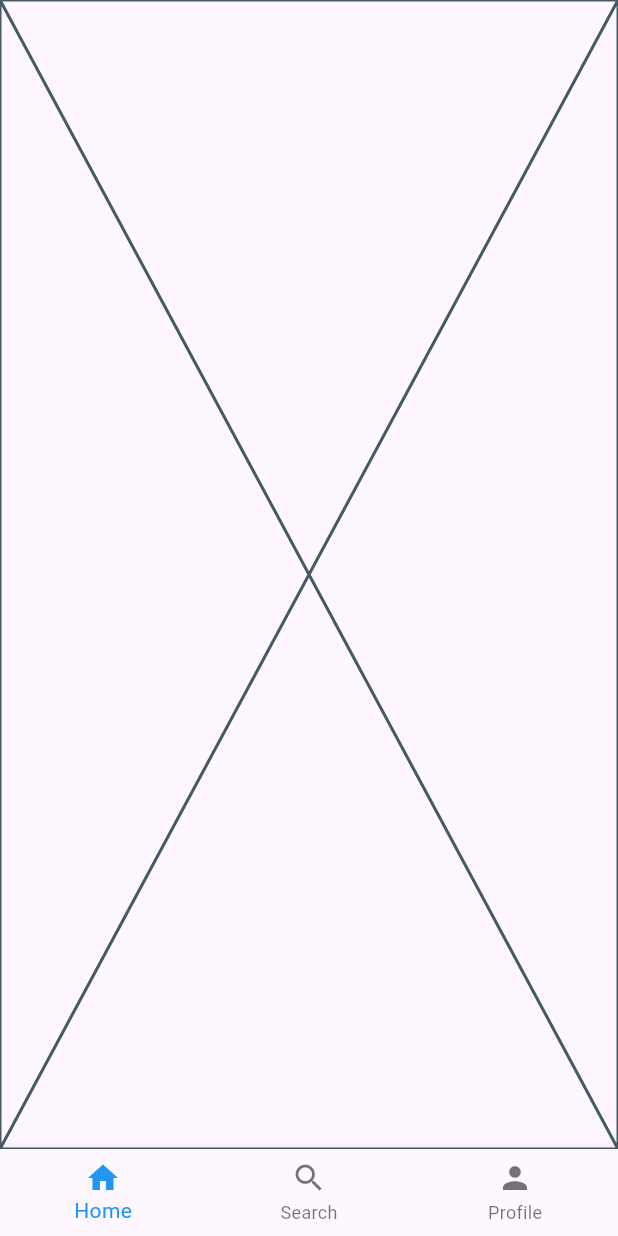
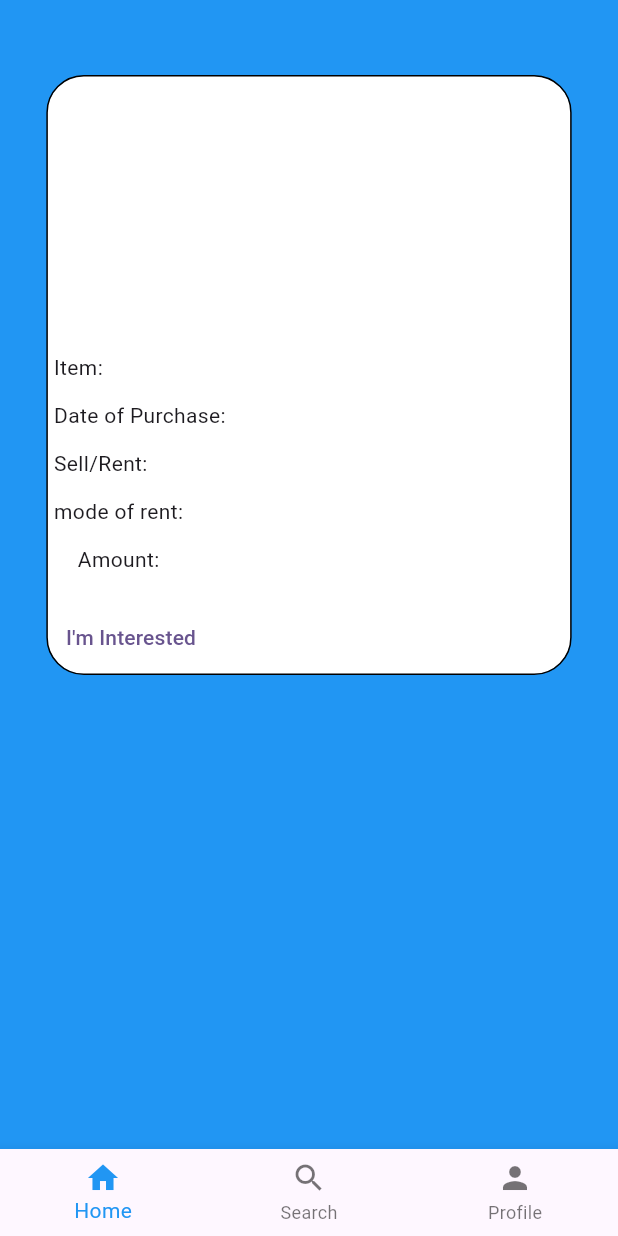
Before and after one commit to Arj303/ShopDeal, a Flutter app: the FeedPage screen opened directly, on a phone screen of 412 x 824 dp. Run offline on Flutter 3.47's test engine with Material 3 defaults, Android fonts, the phone set to English and light mode, and no system bars; our stand-ins replace cloud_firestore, firebase_auth, firebase_core, firebase_storage, image_picker; accounts and stored records are empty.

Commit message:
new update

```diff
--- a/lib/main.dart
+++ b/lib/main.dart
@@ -2,6 +2,7 @@ import 'package:buyrent/providers/post_providers.dart';
 import 'package:buyrent/providers/profile_providers.dart';
 import 'package:buyrent/screens/authentication/profileInfo.dart';
 import 'package:buyrent/screens/feed_pages/buypage.dart';
+import 'package:buyrent/screens/feed_pages/postpage.dart';
 import 'package:buyrent/screens/profile_pages/ProfilePage.dart';
 import 'package:buyrent/screens/profile_pages/editprofile.dart';
 import 'package:buyrent/screens/authentication/loginpage.dart';
@@ -56,7 +57,7 @@ class MyApp extends StatelessWidget {
         colorScheme: ColorScheme.fromSeed(seedColor: Colors.deepPurple),
         useMaterial3: true,
       ),
-      home: SellPage(),
+      home: LoginPage(),
     ));
   }
 }
--- a/lib/providers/post_providers.dart
+++ b/lib/providers/post_providers.dart
@@ -1,6 +1,11 @@
+import 'dart:core';
+
 import 'package:cloud_firestore/cloud_firestore.dart';
 import 'package:firebase_auth/firebase_auth.dart';
+import 'package:firebase_storage/firebase_storage.dart';
 import 'package:flutter/material.dart';
+import 'package:flutter/services.dart';
+import 'package:image_picker/image_picker.dart';
 
 class UserController1 extends ChangeNotifier {
 
@@ -12,20 +17,55 @@ class UserController1 extends ChangeNotifier {
    String? dop,
    String? sr,
    String? amount,
-   String? dor})async{
-    // final uid=FirebaseAuth.instance.currentUser!.uid;
-    // print("$name $dop $sr $amount $dor");
+   String dor="",
+   String? imgUrl})async{
+    final uid=FirebaseAuth.instance.currentUser!.uid;
     try{
-      await FirebaseFirestore.instance.collection("Post").add({
+      await FirebaseFirestore.instance.collection("Post").doc(uid).set({
       "name":name,
       "dop":dop,
       "sr":sr,
       "amount":amount,
       "dor":dor,
+        "imageURL":imgUrl
       });
     }
     catch(e){
       print(e);
     }
   }
+
+
+   String name='';
+   String dop='';
+   String sr='';
+   String amount='';
+   String dor='';
+   String imgUrl='';
+   Future fetchData1() async {
+
+     final userId = FirebaseAuth.instance.currentUser!.uid;
+     final docSnapshot = await FirebaseFirestore.instance.collection("Post")
+         .doc(userId)
+         .get();
+     if (docSnapshot.exists) {
+       Map<String, dynamic>? data = docSnapshot.data() as Map<String, dynamic>?;
+       name=data?["name"];
+       dop=data?["dop"];
+       sr=data?["sr"];
+       amount=data?["amount"];
+       dor=data?["dor"];
+       imgUrl=data?["imageURL"];
+
+
+       notifyListeners();
+       return data;
+     }
+   }
+
+
+
+
+
+
 }
--- a/lib/screens/feed_pages/buypage.dart
+++ b/lib/screens/feed_pages/buypage.dart
@@ -1,4 +1,9 @@
+
+import 'package:buyrent/screens/feed_pages/postpage.dart';
 import 'package:flutter/material.dart';
+import 'package:provider/provider.dart';
+
+import '../../providers/post_providers.dart';
 
 class BuyPage extends StatefulWidget {
   const BuyPage({super.key});
@@ -8,8 +13,49 @@ class BuyPage extends StatefulWidget {
 }
 
 class _BuyPageState extends State<BuyPage> {
+
+
+
+
   @override
   Widget build(BuildContext context) {
-    return const Placeholder();
+    return Scaffold(
+        body:
+        SingleChildScrollView(
+          child: Container(
+            color: Colors.blue,
+            height: MediaQuery.of(context).size.height - 50,
+            width: double.infinity,
+            child: Column(
+                children: [
+
+                    Padding(
+                      padding: const EdgeInsets.only(top: 50),
+                      child: Center(
+                        child: Container(
+                            decoration: BoxDecoration(
+                              borderRadius: BorderRadius.all(Radius.circular(25),),
+                              border: Border.all(color: Colors.black),
+                              color: Colors.white,
+
+
+                          ),
+                          width: MediaQuery.sizeOf(context).width*0.85,
+                            height: 400,
+
+                            child: PostPage(),
+                        ),
+                      ),
+                    ),
+
+                ],
+              ),
+            ),
+
+        ),
+
+
+      );
+
   }
 }
--- /dev/null
+++ b/lib/screens/feed_pages/postpage.dart
@@ -0,0 +1,117 @@
+// import 'package:cached_network_image/cached_network_image.dart';
+import 'package:buyrent/screens/chat_pages/chatpage.dart';
+import 'package:flutter/material.dart';
+import 'package:provider/provider.dart';
+
+import '../../providers/post_providers.dart';
+
+class PostPage extends StatefulWidget {
+  const PostPage({super.key});
+
+  @override
+  State<PostPage> createState() => _PostPageState();
+}
+
+class _PostPageState extends State<PostPage> {
+
+  @override
+
+
+
+  @override
+  Widget build(BuildContext context) {
+    final controller = Provider.of<UserController1>(context);
+    return Column(
+      mainAxisAlignment: MainAxisAlignment.end,
+      crossAxisAlignment: CrossAxisAlignment.start,
+
+            children: [
+             controller.imgUrl == ""
+                  ? SizedBox(
+                width: 8.0,
+              )
+                  : Image.network(controller.imgUrl!,height: 180,
+             width: 200,),
+
+              Padding(
+                padding: const EdgeInsets.all(4.0),
+                child: Text("Item: ${controller.name}"),
+              ),
+              SizedBox(height: 4),
+              Padding(
+                padding: const EdgeInsets.all(4.0),
+                child: Text("Date of Purchase: ${controller.dop}"),
+              ),
+              SizedBox(height: 4),
+              Padding(
+                padding: const EdgeInsets.all(4.0),
+                child: Text("Sell/Rent: ${controller.sr}"),
+              ),
+              SizedBox(height: 4),
+              controller.dop == "Rent" ?
+
+
+                    Container(
+                      child: Column(
+                        children:[
+                        Padding(
+                          padding: const EdgeInsets.all(4.0),
+                          child: Text("Amount: ${controller.amount}"),
+                        ),
+                        SizedBox(height: 4),
+                        ],
+                      ),
+                    )
+                  :
+
+
+                Container(
+                  child: Column(
+                    children:[
+
+
+
+                      Padding(
+                        padding: const EdgeInsets.all(4.0),
+                        child: Text("mode of rent: ${controller.dor}"),
+                      ),
+                      SizedBox(height: 4),
+                      Padding(
+                        padding: const EdgeInsets.all(4.0),
+                        child: Text("Amount: ${controller.amount}"),
+                      ),
+
+
+                      SizedBox(height: 4),
+                    ],
+                  ),
+                ),
+
+              SizedBox(height: 10,),
+
+              TextButton(
+                  onPressed: (){
+                    Navigator.pushReplacement(
+                      context,
+                      MaterialPageRoute(builder: (context) => ChatPage()),
+                    );
+                  },
+                  child: Text("I'm Interested")),
+
+
+
+
+
+
+
+
+
+
+
+            ],
+          );
+
+
+
+  }
+}
--- a/lib/screens/home/feed_home.dart
+++ b/lib/screens/home/feed_home.dart
@@ -4,6 +4,8 @@ import 'package:buyrent/screens/feed_pages/buypage.dart';
 import 'package:buyrent/screens/chat_pages/chatpage.dart';
 import 'package:flutter/material.dart';
 import 'package:provider/provider.dart';
+
+import '../../providers/post_providers.dart';
 
 class FeedPage extends StatefulWidget {
   const FeedPage({super.key});
@@ -14,6 +16,7 @@ class FeedPage extends StatefulWidget {
 
 class _FeedPageState extends State<FeedPage> {
   int _currentIndex = 0;
+
 
   final List<Widget> _screens = [
     BuyPage(),
@@ -29,8 +32,13 @@ class _FeedPageState extends State<FeedPage> {
 @override
   void initState() {
     Provider.of<UserController>(context,listen: false).fetchData();
+    Provider.of<UserController1>(context,listen: false).fetchData1();
+
+
     super.initState();
   }
+
+
   @override
   Widget build(BuildContext context) {
     return Scaffold(
@@ -38,18 +46,26 @@ class _FeedPageState extends State<FeedPage> {
       bottomNavigationBar: BottomNavigationBar(
 
         items: const <BottomNavigationBarItem>[
+
+
+
           BottomNavigationBarItem(
           icon: Icon(Icons.home),
           label: 'Home',
           ),
+
+
           BottomNavigationBarItem(
           icon: Icon(Icons.search),
           label: 'Search',
           ),
+
+
           BottomNavigationBarItem(
           icon: Icon(Icons.person),
           label: 'Profile',
           ),
+
         ],
         currentIndex: _currentIndex,
         selectedItemColor: Colors.blue,
--- a/lib/screens/profile_pages/ProfilePage.dart
+++ b/lib/screens/profile_pages/ProfilePage.dart
@@ -29,7 +29,8 @@ class _ProfilePageState extends State<ProfilePage> {
       appBar: AppBar(
         title: Text('Profile'),
       ),
-      body: Center(
+      body: SingleChildScrollView(
+        child: Center(
           child: Column(
             mainAxisAlignment: MainAxisAlignment.start,
             crossAxisAlignment: CrossAxisAlignment.start,
@@ -100,6 +101,7 @@ class _ProfilePageState extends State<ProfilePage> {
             ],
           ),
         ),
+      ),
     );
   }
 }
--- a/pubspec.yaml
+++ b/pubspec.yaml
@@ -43,6 +43,10 @@ dependencies:
   intl: ^0.19.0
   firebase_storage: ^11.6.5
   image_picker: ^1.0.7
+  open_file: ^3.2.1
+  path_provider: ^2.0.2
+
+
 
 
 
```
Also changed, not shown: lib/screens/profile_pages/sellrent_page.dart (+22 -5 lines), lib/screens/profile_pages/test.dart (deleted, +0 -95 lines), pubspec.lock, 1 other file. Lines whose indentation alone changed are shown as unchanged.
